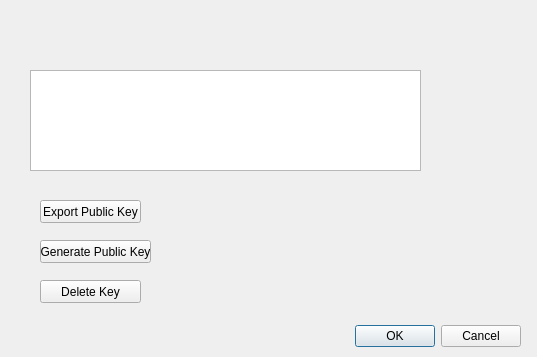
Old version of the form inshtant_meshenger/gui/dialog.ui in the repository k3an3/InshtantMeshenger.
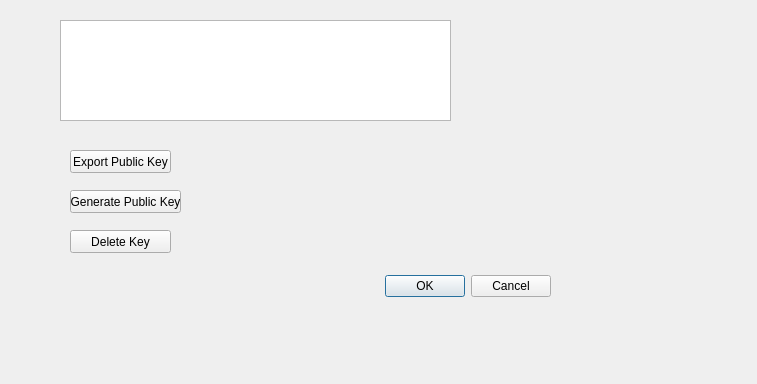
New version of the form.

```diff
--- a/inshtant_meshenger/gui/dialog.ui
+++ b/inshtant_meshenger/gui/dialog.ui
@@ -6,18 +6,57 @@
    <rect>
     <x>0</x>
     <y>0</y>
-    <width>537</width>
-    <height>357</height>
+    <width>757</width>
+    <height>384</height>
    </rect>
   </property>
   <property name="windowTitle">
    <string>Dialog</string>
   </property>
+  <widget class="QPushButton" name="pushButton_2">
+   <property name="geometry">
+    <rect>
+     <x>70</x>
+     <y>190</y>
+     <width>111</width>
+     <height>23</height>
+    </rect>
+   </property>
+   <property name="text">
+    <string>Generate Public Key</string>
+   </property>
+  </widget>
+  <widget class="QPushButton" name="pushButton">
+   <property name="geometry">
+    <rect>
+     <x>70</x>
+     <y>150</y>
+     <width>101</width>
+     <height>23</height>
+    </rect>
+   </property>
+   <property name="text">
+    <string>Export Public Key</string>
+   </property>
+  </widget>
+  <widget class="QPushButton" name="pushButton_3">
+   <property name="geometry">
+    <rect>
+     <x>70</x>
+     <y>230</y>
+     <width>101</width>
+     <height>23</height>
+    </rect>
+   </property>
+   <property name="text">
+    <string>Delete Key</string>
+   </property>
+  </widget>
   <widget class="QDialogButtonBox" name="buttonBox">
    <property name="geometry">
     <rect>
-     <x>180</x>
-     <y>320</y>
+     <x>210</x>
+     <y>270</y>
      <width>341</width>
      <height>32</height>
     </rect>
@@ -32,52 +71,13 @@
   <widget class="QTableView" name="tableView">
    <property name="geometry">
     <rect>
-     <x>30</x>
-     <y>70</y>
+     <x>60</x>
+     <y>20</y>
      <width>391</width>
      <height>101</height>
     </rect>
    </property>
   </widget>
-  <widget class="QPushButton" name="pushButton">
-   <property name="geometry">
-    <rect>
-     <x>40</x>
-     <y>200</y>
-     <width>101</width>
-     <height>23</height>
-    </rect>
-   </property>
-   <property name="text">
-    <string>Export Public Key</string>
-   </property>
-  </widget>
-  <widget class="QPushButton" name="pushButton_2">
-   <property name="geometry">
-    <rect>
-     <x>40</x>
-     <y>240</y>
-     <width>111</width>
-     <height>23</height>
-    </rect>
-   </property>
-   <property name="text">
-    <string>Generate Public Key</string>
-   </property>
-  </widget>
-  <widget class="QPushButton" name="pushButton_3">
-   <property name="geometry">
-    <rect>
-     <x>40</x>
-     <y>280</y>
-     <width>101</width>
-     <height>23</height>
-    </rect>
-   </property>
-   <property name="text">
-    <string>Delete Key</string>
-   </property>
-  </widget>
  </widget>
  <resources/>
  <connections>
```
Left out of the diff: 35 changed lines with no effect on the pictures.
